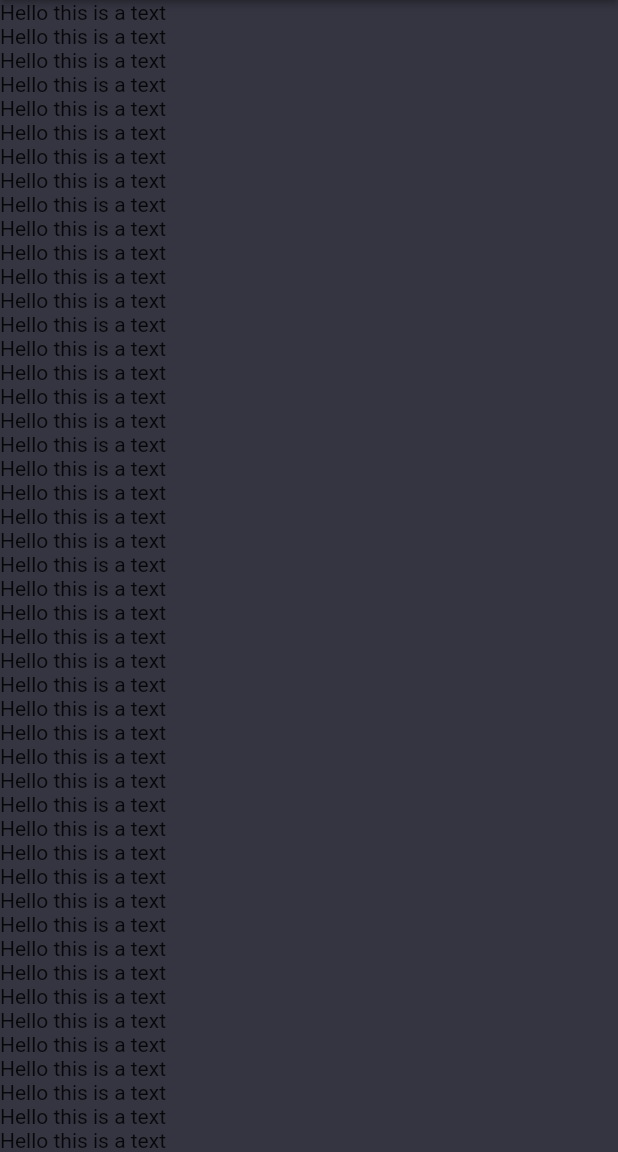
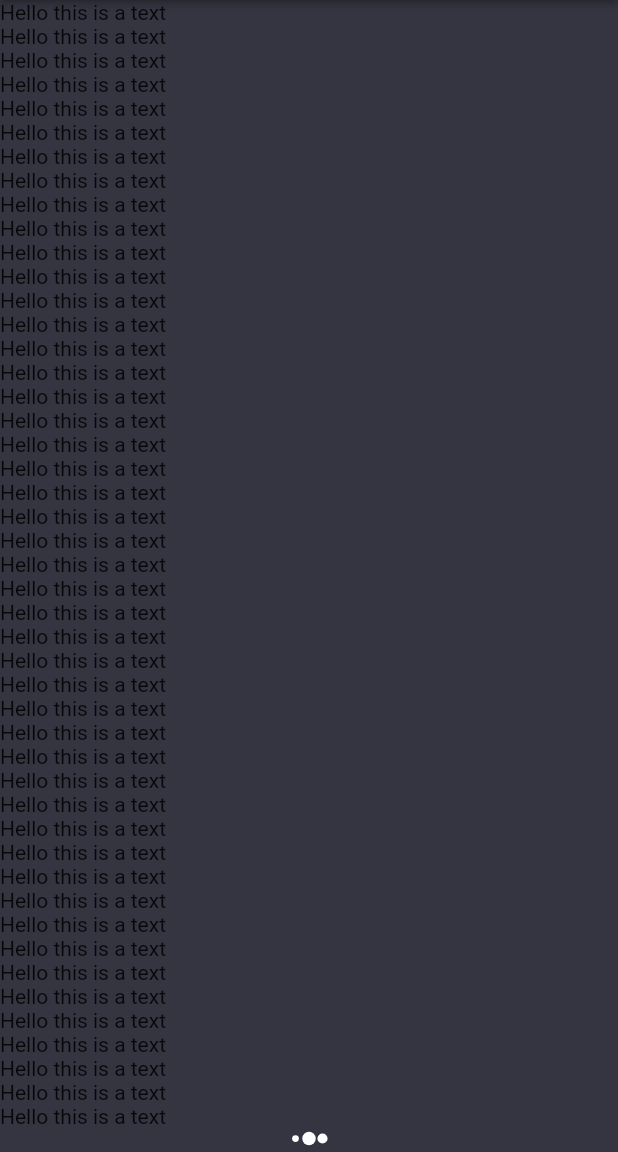
Before and after one commit to Awaizkazi/chat_gpt_flutter_1, a Flutter app: the screen it shows after launch, on a phone screen of 412 x 824 dp, the part 84-1236 px from its top. Run offline on Flutter 3.47's test engine with Material 2 defaults, Android fonts, the phone set to English and light mode, and no system bars; our stand-ins replace flutter_spinkit.

Commit message:
Condition is added

```diff
--- a/lib/screens/chat_screen.dart
+++ b/lib/screens/chat_screen.dart
@@ -1,5 +1,6 @@
 import 'package:chat_gpt_flutter_1/services/assets_manager.dart';
 import 'package:flutter/material.dart';
+import 'package:flutter_spinkit/flutter_spinkit.dart';
 
 class ChatScreen extends StatefulWidget {
   const ChatScreen({super.key});
@@ -29,6 +30,13 @@ class _ChatScreenState extends State<ChatScreen> {
                 return Text('Hello this is a text');
               }),
             ),
+            // TODO This condiiton for the Three Dot Showing that the response will be getting by the ChatGPT
+            if (isTyping) ...[
+              SpinKitThreeBounce(
+                color: Colors.white,
+                size: 18,
+              ),
+            ],
           ],
         ),
       ),
```
